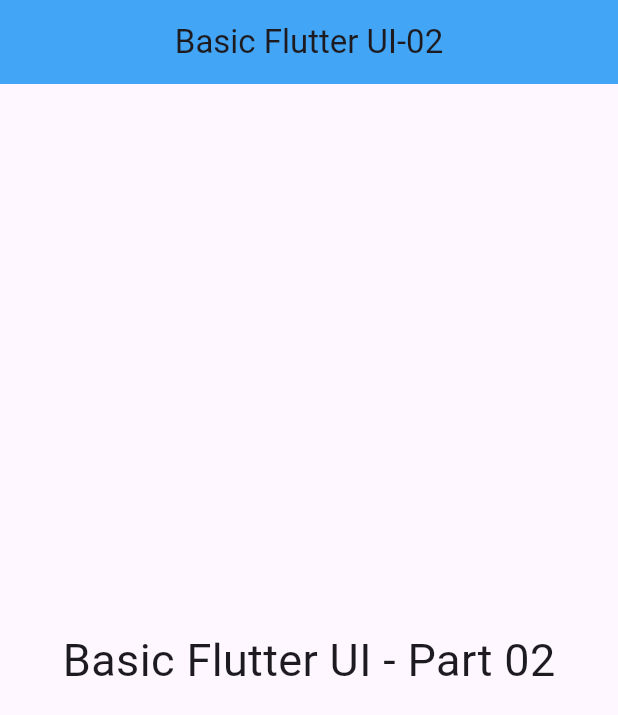
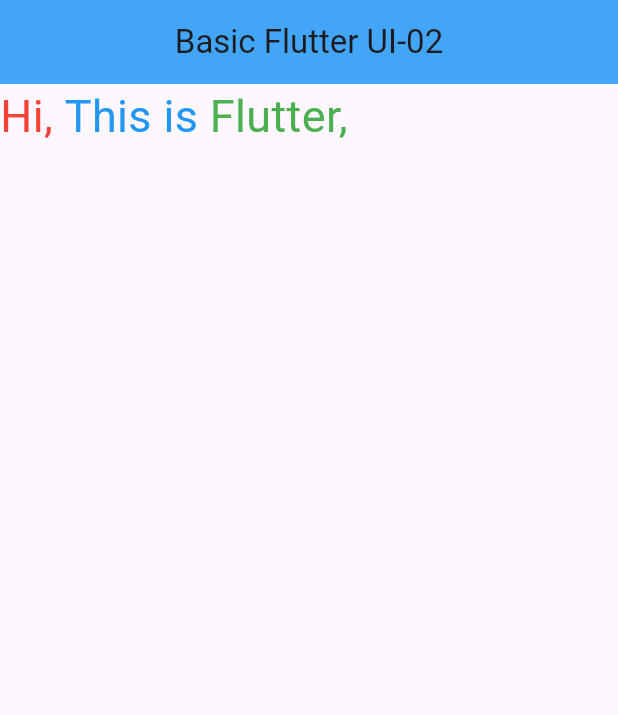
Before and after one commit to noobarafat/flutter_application_1, a Flutter app: the screen it shows after launch, on a phone screen of 412 x 824 dp. Shown: the top 715 px of the screen. Run offline on Flutter 3.47's test engine with Material 3 defaults, Android fonts, the phone set to English and light mode, and no system bars.

Commit message:
text colored

```diff
--- a/lib/main.dart
+++ b/lib/main.dart
@@ -17,13 +17,30 @@ class LabClass05 extends StatelessWidget {
           backgroundColor: Colors.blue[400],
           centerTitle: true,
         ),
-        body: Center( // Wrap the Text widget with Center to align it
-          child: Text(
-            "Basic Flutter UI - Part 02",
-            style: TextStyle(
-              fontSize: 30,
+        body: Row(
+          children: [
+            Text(
+              "Hi, ",
+              style: TextStyle(
+                color: Colors.red,
+                fontSize: 30,
+              ),
             ),
-          ),
+            Text(
+              "This is ",
+              style: TextStyle(
+                color: Colors.blue,
+                fontSize: 30,
+              ),
+            ),
+            Text(
+              "Flutter, ",
+              style: TextStyle(
+                color: Colors.green,
+                fontSize: 30,
+              ),
+            ),
+          ],
         ),
       ),
     );
```
